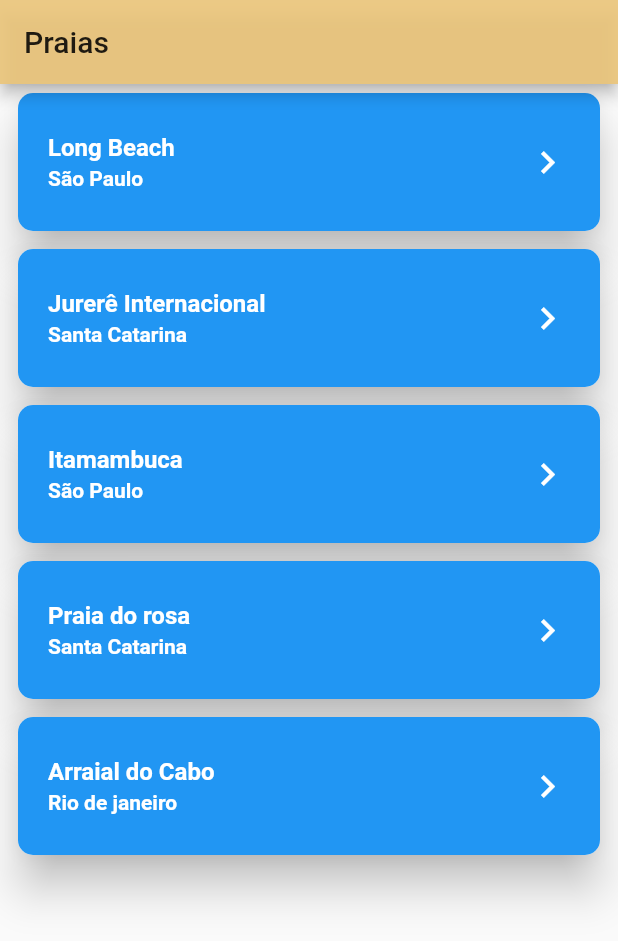
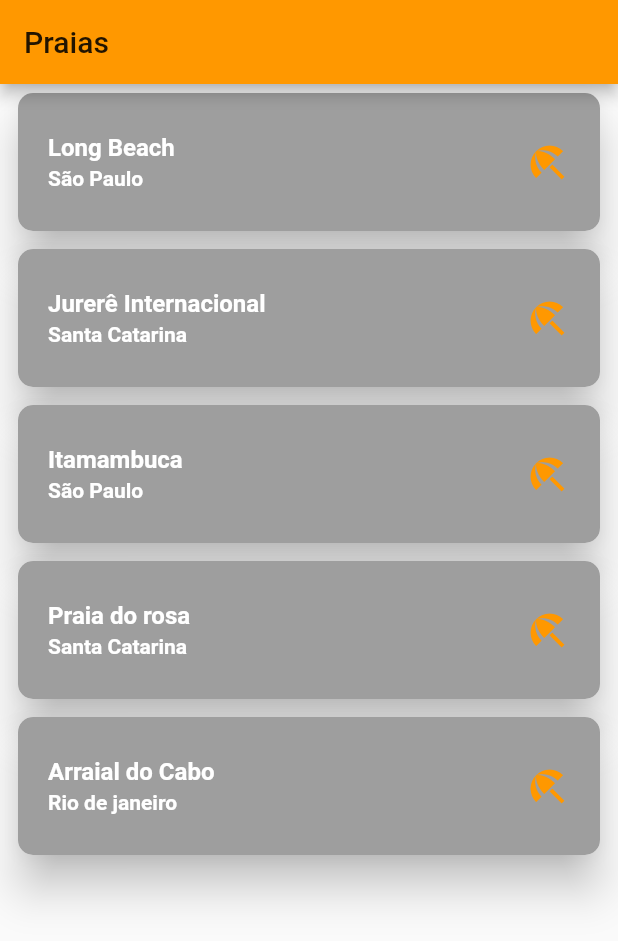
Before and after one commit to ImGoomes/paradise-beaches, a Flutter app: the screen it shows after launch, on a phone screen of 412 x 824 dp. Shown: the top 941 px of the screen. Run offline on Flutter 3.47's test engine with Material 2 defaults, Android fonts, the phone set to English and light mode, and no system bars; our stand-ins replace flutter_rating_bar; Roboto replaces fonts that are missing (Arial).

Commit message:
:pushpin: primeira versão do app disponivel

```diff
--- a/lib/models/beach_model.dart
+++ b/lib/models/beach_model.dart
@@ -2,12 +2,14 @@ class BeachModel {
   int id;
   String nome;
   String local;
-  String descrico;
+  String descricao;
+  double avaliacao;
 
   BeachModel({
     this.id,
     this.nome,
     this.local,
-    this.descrico,
+    this.descricao,
+    this.avaliacao,
   });
 }
--- a/lib/screen/beaches_screen.dart
+++ b/lib/screen/beaches_screen.dart
@@ -13,7 +13,7 @@ class _BeachesScreenState extends State<BeachesScreen> {
   Widget build(BuildContext context) {
     return Scaffold(
       appBar: AppBar(
-        backgroundColor: Color.fromRGBO(235, 197, 121, .9),
+        backgroundColor: Colors.orange,
         title: Text("Praias"),
       ),
       body: FutureBuilder<List<BeachModel>>(
@@ -53,7 +53,7 @@ class _BeachesScreenState extends State<BeachesScreen> {
       ),
       child: Container(
         decoration: BoxDecoration(
-          color: Colors.blue,
+          color: Colors.grey,
         ),
         child: ListTile(
           contentPadding: EdgeInsets.symmetric(
@@ -75,18 +75,16 @@ class _BeachesScreenState extends State<BeachesScreen> {
             ),
           ),
           trailing: Icon(
-            Icons.keyboard_arrow_right,
-            color: Colors.white,
+            Icons.beach_access,
+            color: Colors.orange,
             size: 30.0,
           ),
           onTap: () {
-
             Navigator.pushNamed(
               context,
               "/beach_detail",
               arguments: beach,
             );
-
           },
         ),
       ),
--- a/pubspec.yaml
+++ b/pubspec.yaml
@@ -30,6 +30,7 @@ dependencies:
   cupertino_icons: ^0.1.3
 
 dev_dependencies:
+  flutter_rating_bar: ^3.0.1+1
   flutter_test:
     sdk: flutter
 
```
Also changed, not shown: lib/repository/beach_repository.dart (+10 -6 lines), lib/screen/beach_detail_screen.dart (+19 -1 lines), pubspec.lock.
